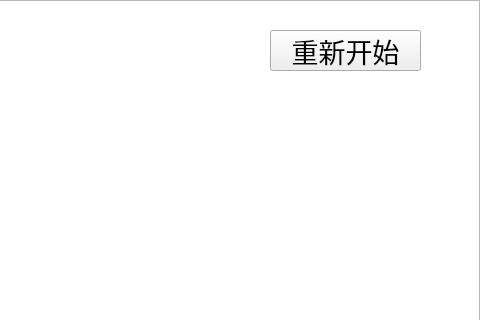
Before: the Qt Designer form game_ui.ui in hjwforever/LinkGame, drawn with Qt 5; both pictures show x 320 to 800 and y 0 to 320 of the 800 by 600 pixel window.
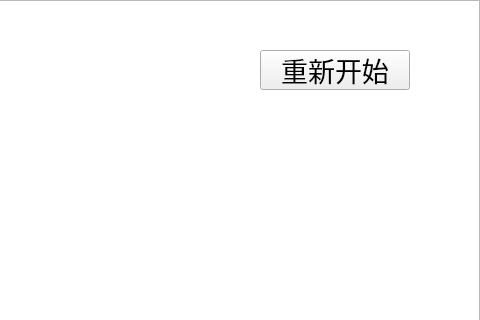
After: the same form once the commit is applied. Icons and pictures are not drawn.

```diff
--- a/game_ui.ui
+++ b/game_ui.ui
@@ -49,10 +49,10 @@
    <widget class="QPushButton" name="beginButton">
     <property name="geometry">
      <rect>
-      <x>590</x>
-      <y>30</y>
-      <width>151</width>
-      <height>41</height>
+      <x>580</x>
+      <y>50</y>
+      <width>150</width>
+      <height>40</height>
      </rect>
     </property>
     <property name="font">
@@ -92,6 +92,14 @@
       <pointsize>10</pointsize>
      </font>
     </property>
+    <property name="autoFillBackground">
+     <bool>false</bool>
+    </property>
+    <property name="styleSheet">
+     <string notr="true">QGraphicsView{border-image: url(:/image/background/background1.jpg);
+}
+</string>
+    </property>
     <property name="verticalScrollBarPolicy">
      <enum>Qt::ScrollBarAlwaysOff</enum>
     </property>
```
Left out of the diff: 31 changed lines with no effect on the pictures.
